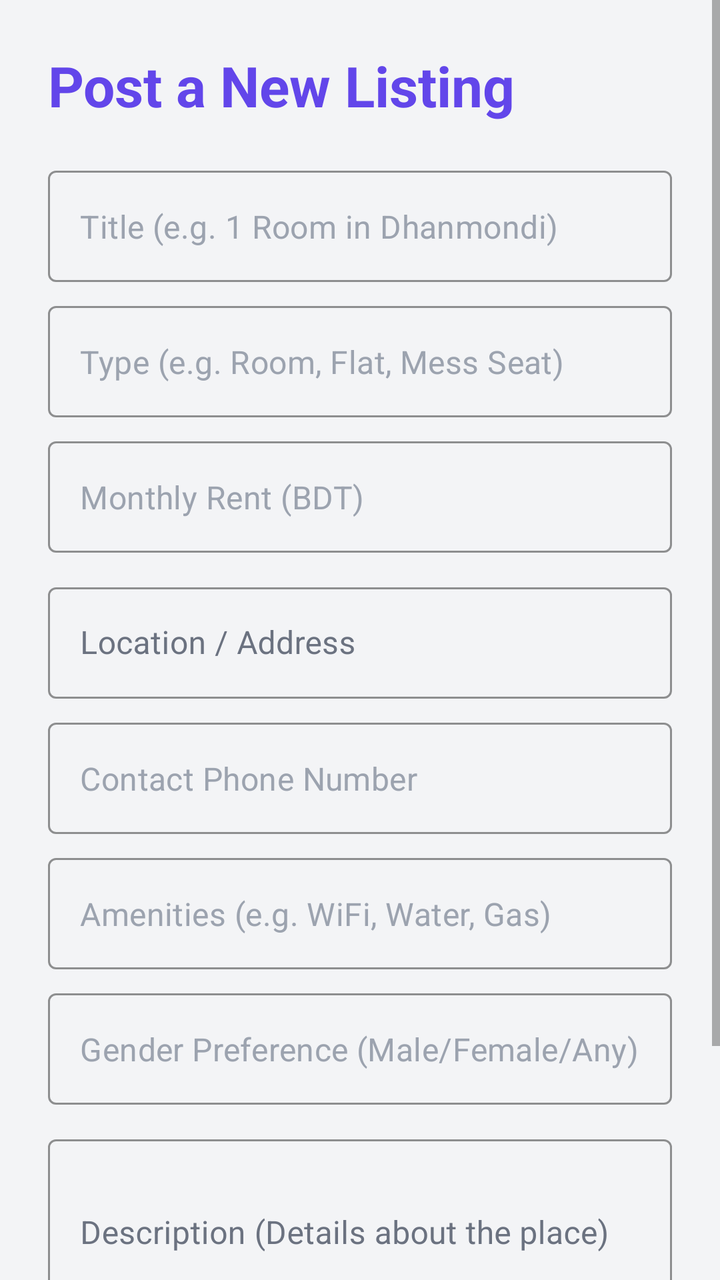
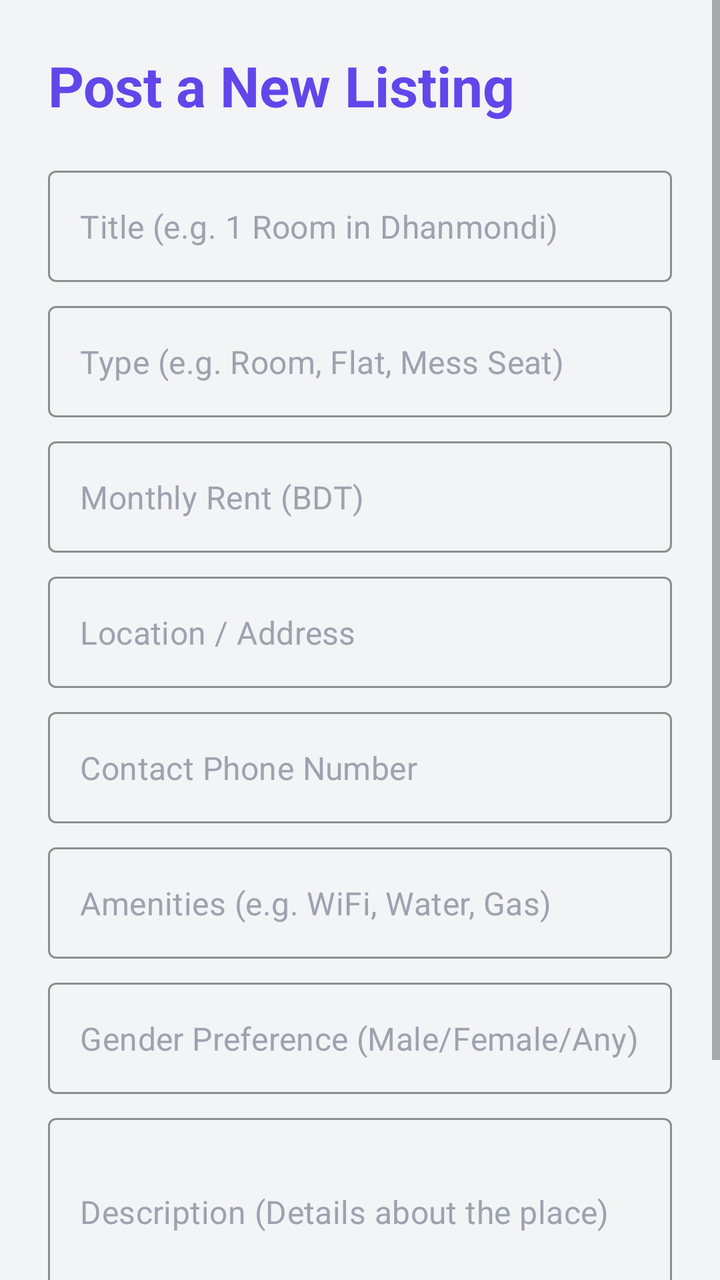

Screens rendered from an Android XML layout before and after an edit, with the pre-edit source and the edit as a unified diff.
<!-- AndroidManifest.xml: application theme Theme.BashaBhai -->
<!-- res/layout/activity_add_listing.xml -->
<?xml version="1.0" encoding="utf-8"?>
<ScrollView xmlns:android="http://schemas.android.com/apk/res/android"
    xmlns:app="http://schemas.android.com/apk/res-auto"
    android:layout_width="match_parent"
    android:layout_height="match_parent"
    android:background="@color/background">

    <LinearLayout
        android:layout_width="match_parent"
        android:layout_height="wrap_content"
        android:orientation="vertical"
        android:padding="24dp">

        <TextView
            android:layout_width="wrap_content"
            android:layout_height="wrap_content"
            android:text="Post a New Listing"
            android:textSize="28sp"
            android:textStyle="bold"
            android:textColor="@color/primary"
            android:layout_marginBottom="24dp"/>

        <com.google.android.material.textfield.TextInputLayout
            android:layout_width="match_parent"
            android:layout_height="wrap_content"
            android:layout_marginBottom="12dp"
            app:hintEnabled="false"
            app:hintTextColor="@color/primary"
            app:boxStrokeColor="@color/primary"
            style="@style/Widget.MaterialComponents.TextInputLayout.OutlinedBox">
            <com.google.android.material.textfield.TextInputEditText
                android:id="@+id/etTitle"
                android:layout_width="match_parent"
                android:layout_height="wrap_content"
                android:textColor="@color/on_background"
                android:textColorHint="#9CA3AF"
                android:hint="Title (e.g. 1 Room in Dhanmondi)"
                android:inputType="text"/>
        </com.google.android.material.textfield.TextInputLayout>

        <com.google.android.material.textfield.TextInputLayout
            android:layout_width="match_parent"
            android:layout_height="wrap_content"
            android:layout_marginBottom="12dp"
            app:hintEnabled="false"
            app:hintTextColor="@color/primary"
            app:boxStrokeColor="@color/primary"
            style="@style/Widget.MaterialComponents.TextInputLayout.OutlinedBox">
            <com.google.android.material.textfield.TextInputEditText
                android:id="@+id/etType"
                android:layout_width="match_parent"
                android:layout_height="wrap_content"
                android:textColor="@color/on_background"
                android:textColorHint="#9CA3AF"
                android:hint="Type (e.g. Room, Flat, Mess Seat)"
                android:inputType="text"/>
        </com.google.android.material.textfield.TextInputLayout>

        <com.google.android.material.textfield.TextInputLayout
            android:layout_width="match_parent"
            android:layout_height="wrap_content"
            android:layout_marginBottom="12dp"
            app:hintEnabled="false"
            app:hintTextColor="@color/primary"
            app:boxStrokeColor="@color/primary"
            style="@style/Widget.MaterialComponents.TextInputLayout.OutlinedBox">
            <com.google.android.material.textfield.TextInputEditText
                android:id="@+id/etRent"
                android:layout_width="match_parent"
                android:layout_height="wrap_content"
                android:textColor="@color/on_background"
                android:textColorHint="#9CA3AF"
                android:hint="Monthly Rent (BDT)"
                android:inputType="numberDecimal"/>
        </com.google.android.material.textfield.TextInputLayout>

        <com.google.android.material.textfield.TextInputLayout
            android:layout_width="match_parent"
            android:layout_height="wrap_content"
            android:layout_marginBottom="12dp"
            app:hintTextColor="@color/primary"
            app:boxStrokeColor="@color/primary"
            android:textColorHint="@color/text_secondary"
            style="@style/Widget.MaterialComponents.TextInputLayout.OutlinedBox">
            <com.google.android.material.textfield.TextInputEditText
                android:id="@+id/etLocation"
                android:layout_width="match_parent"
                android:layout_height="wrap_content"
                android:textColor="@color/on_background"
                android:textColorHint="@color/text_secondary"
                android:hint="Location / Address"
                android:inputType="textPostalAddress"/>
        </com.google.android.material.textfield.TextInputLayout>

        <com.google.android.material.textfield.TextInputLayout
            android:layout_width="match_parent"
            android:layout_height="wrap_content"
            android:layout_marginBottom="12dp"
            app:hintEnabled="false"
            app:hintTextColor="@color/primary"
            app:boxStrokeColor="@color/primary"
            style="@style/Widget.MaterialComponents.TextInputLayout.OutlinedBox">
            <com.google.android.material.textfield.TextInputEditText
                android:id="@+id/etPhone"
                android:layout_width="match_parent"
                android:layout_height="wrap_content"
                android:textColor="@color/on_background"
                android:textColorHint="#9CA3AF"
                android:hint="Contact Phone Number"
                android:inputType="phone"/>
        </com.google.android.material.textfield.TextInputLayout>

        <com.google.android.material.textfield.TextInputLayout
            android:layout_width="match_parent"
            android:layout_height="wrap_content"
            android:layout_marginBottom="12dp"
            app:hintEnabled="false"
            app:hintTextColor="@color/primary"
            app:boxStrokeColor="@color/primary"
            style="@style/Widget.MaterialComponents.TextInputLayout.OutlinedBox">
            <com.google.android.material.textfield.TextInputEditText
                android:id="@+id/etAmenities"
                android:layout_width="match_parent"
                android:layout_height="wrap_content"
                android:textColor="@color/on_background"
                android:textColorHint="#9CA3AF"
                android:hint="Amenities (e.g. WiFi, Water, Gas)"
                android:inputType="text"/>
        </com.google.android.material.textfield.TextInputLayout>

        <com.google.android.material.textfield.TextInputLayout
            android:layout_width="match_parent"
            android:layout_height="wrap_content"
            android:layout_marginBottom="12dp"
            app:hintEnabled="false"
            app:hintTextColor="@color/primary"
            app:boxStrokeColor="@color/primary"
            style="@style/Widget.MaterialComponents.TextInputLayout.OutlinedBox">
            <com.google.android.material.textfield.TextInputEditText
                android:id="@+id/etGender"
                android:layout_width="match_parent"
                android:layout_height="wrap_content"
                android:textColor="@color/on_background"
                android:textColorHint="#9CA3AF"
                android:hint="Gender Preference (Male/Female/Any)"
                android:inputType="text"/>
        </com.google.android.material.textfield.TextInputLayout>

        <com.google.android.material.textfield.TextInputLayout
            android:layout_width="match_parent"
            android:layout_height="wrap_content"
            android:layout_marginBottom="24dp"
            app:hintTextColor="@color/primary"
            app:boxStrokeColor="@color/primary"
            android:textColorHint="@color/text_secondary"
            style="@style/Widget.MaterialComponents.TextInputLayout.OutlinedBox">
            <com.google.android.material.textfield.TextInputEditText
                android:id="@+id/etDescription"
                android:layout_width="match_parent"
                android:layout_height="wrap_content"
                android:textColor="@color/on_background"
                android:textColorHint="@color/text_secondary"
                android:hint="Description (Details about the place)"
                android:inputType="textMultiLine"
                android:lines="3"/>
        </com.google.android.material.textfield.TextInputLayout>

        <com.google.android.material.button.MaterialButton
            android:id="@+id/btnSubmitListing"
            android:layout_width="match_parent"
            android:layout_height="56dp"
            android:text="Post Listing"
            android:textSize="16sp"
            android:layout_marginBottom="16dp"
            app:cornerRadius="8dp"/>

    </LinearLayout>
</ScrollView>
<!-- resources referenced by this layout -->
<resources>
  <color name="background">#F3F4F6</color>
  <color name="on_background">#1F2937</color>
  <color name="primary">#6246EA</color>
  <color name="text_secondary">#6B7280</color>
  <style name="Theme.BashaBhai" parent="Base.Theme.BashaBhai" />
  <style name="Base.Theme.BashaBhai" parent="Theme.MaterialComponents.DayNight.NoActionBar">
          
          <item name="colorPrimary">@color/primary</item>
          <item name="colorPrimaryVariant">@color/primary_variant</item>
          <item name="colorOnPrimary">@color/on_primary</item>
  
          <item name="colorSecondary">@color/secondary</item>
          <item name="colorSecondaryVariant">@color/secondary_variant</item>
          <item name="colorOnSecondary">@color/on_secondary</item>
  
          <item name="android:colorBackground">@color/background</item>
          <item name="colorOnBackground">@color/on_background</item>
          <item name="colorSurface">@color/surface</item>
          <item name="colorOnSurface">@color/on_surface</item>
      </style>
  <color name="primary_variant">#4A30B5</color>
  <color name="on_primary">#FFFFFF</color>
  <color name="secondary">#2B2C34</color>
  <color name="secondary_variant">#1F2026</color>
  <color name="on_secondary">#FFFFFF</color>
  <color name="surface">#FFFFFF</color>
  <color name="on_surface">#1F2937</color>
</resources>

<!-- the commit's change to res/layout/activity_add_listing.xml (unified diff, before → after) -->
@@ -3,6 +3,7 @@
     xmlns:app="http://schemas.android.com/apk/res-auto"
     android:layout_width="match_parent"
     android:layout_height="match_parent"
+    android:fillViewport="true"
     android:background="@color/background">
 
     <LinearLayout
@@ -78,6 +79,7 @@
             android:layout_width="match_parent"
             android:layout_height="wrap_content"
             android:layout_marginBottom="12dp"
+            app:hintEnabled="false"
             app:hintTextColor="@color/primary"
             app:boxStrokeColor="@color/primary"
             android:textColorHint="@color/text_secondary"
@@ -87,7 +89,7 @@
                 android:layout_width="match_parent"
                 android:layout_height="wrap_content"
                 android:textColor="@color/on_background"
-                android:textColorHint="@color/text_secondary"
+                android:textColorHint="#9CA3AF"
                 android:hint="Location / Address"
                 android:inputType="textPostalAddress"/>
         </com.google.android.material.textfield.TextInputLayout>
@@ -150,6 +152,7 @@
             android:layout_width="match_parent"
             android:layout_height="wrap_content"
             android:layout_marginBottom="24dp"
+            app:hintEnabled="false"
             app:hintTextColor="@color/primary"
             app:boxStrokeColor="@color/primary"
             android:textColorHint="@color/text_secondary"
@@ -159,7 +162,7 @@
                 android:layout_width="match_parent"
                 android:layout_height="wrap_content"
                 android:textColor="@color/on_background"
-                android:textColorHint="@color/text_secondary"
+                android:textColorHint="#9CA3AF"
                 android:hint="Description (Details about the place)"
                 android:inputType="textMultiLine"
                 android:lines="3"/>
